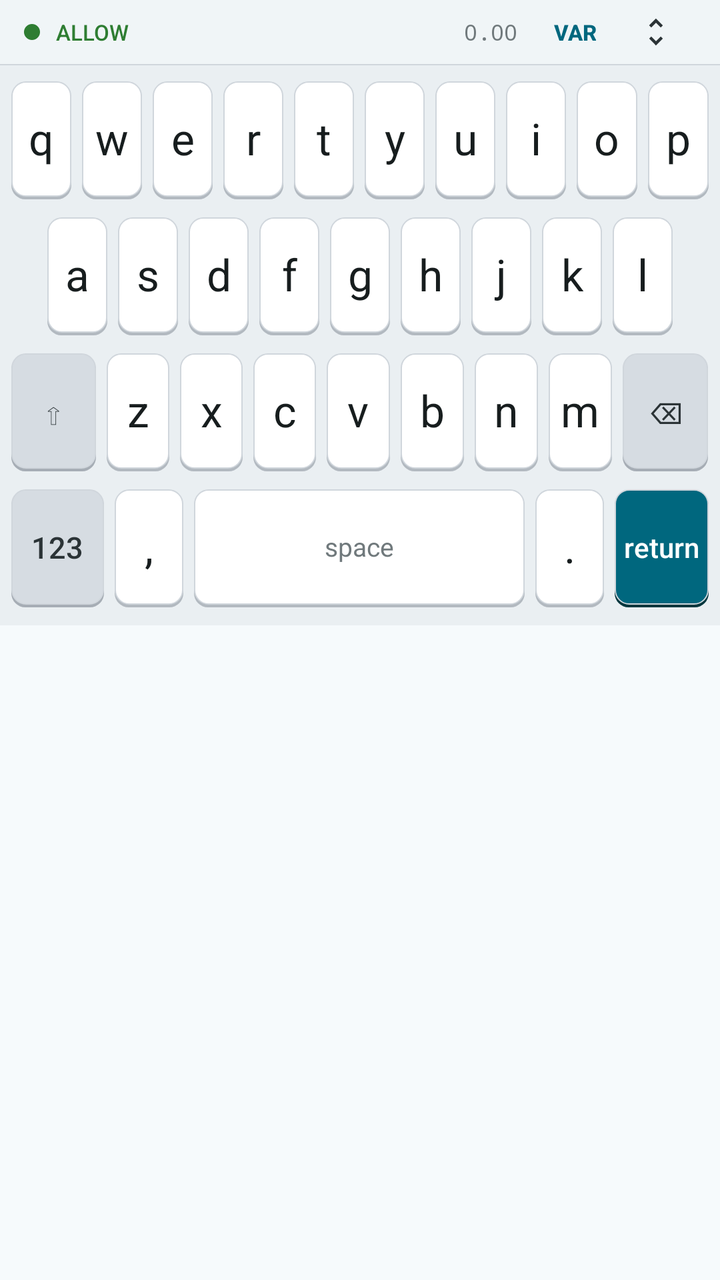
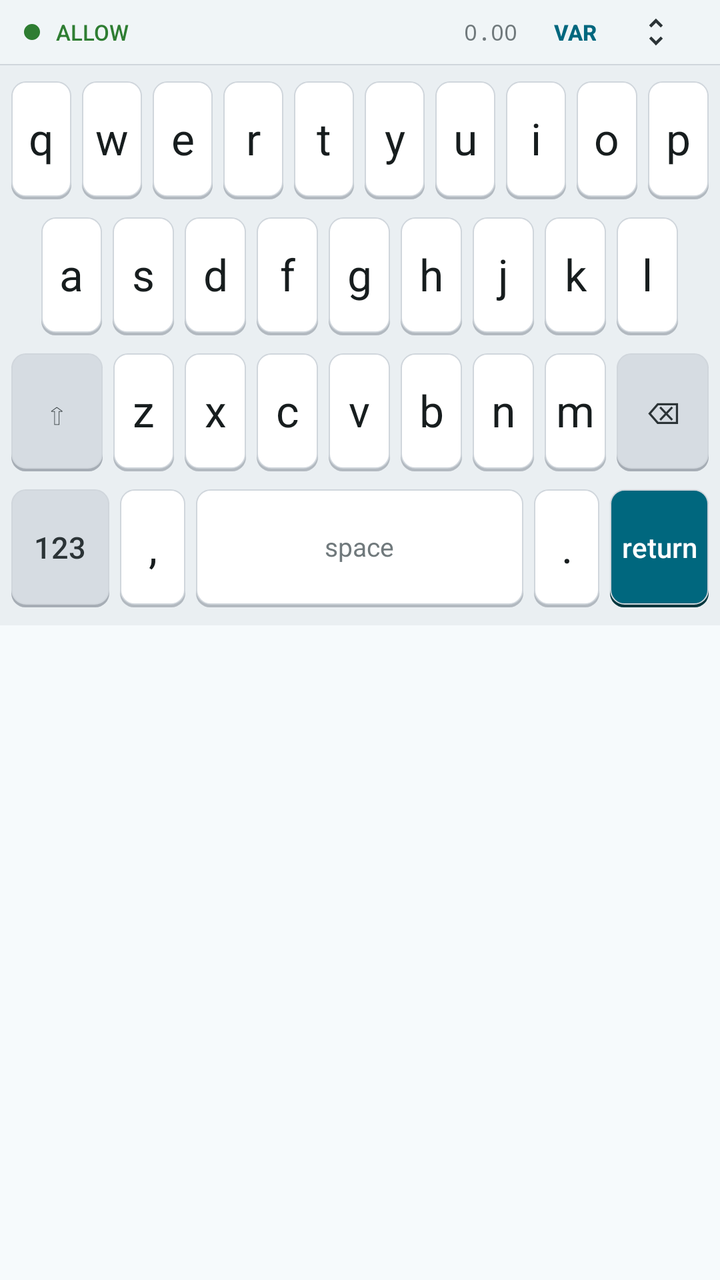

Before-and-after screenshots of an Android layout around one commit, followed by the original layout XML and the change that was made.
<!-- AndroidManifest.xml: application theme Theme.Thesis -->
<!-- res/layout/keyboard_layout.xml -->
<?xml version="1.0" encoding="utf-8"?>
<FrameLayout xmlns:android="http://schemas.android.com/apk/res/android"
    xmlns:app="http://schemas.android.com/apk/res-auto"
    android:id="@+id/keyboard_root_frame"
    android:layout_width="match_parent"
    android:layout_height="wrap_content"
    android:clipChildren="false"
    android:clipToPadding="false">

    <LinearLayout
        android:id="@+id/keyboard_main_content"
        android:layout_width="match_parent"
        android:layout_height="wrap_content"
        android:orientation="vertical"
        android:background="@color/keyboard_bg">

        
        <LinearLayout
            android:id="@+id/status_bar"
            android:layout_width="match_parent"
            android:layout_height="32dp"
            android:orientation="horizontal"
            android:gravity="center_vertical"
            android:paddingHorizontal="12dp"
            android:background="@color/keyboard_bar_bg">

            <View
                android:id="@+id/status_indicator"
                android:layout_width="8dp"
                android:layout_height="8dp"
                android:background="@drawable/status_dot"
                android:layout_marginEnd="8dp" />

            <TextView
                android:id="@+id/status_text"
                android:layout_width="0dp"
                android:layout_height="wrap_content"
                android:layout_weight="1"
                android:text="ALLOW"
                android:textColor="@color/risk_allow"
                android:textSize="11sp"
                android:fontFamily="sans-serif-medium" />

            <TextView
                android:id="@+id/score_text"
                android:layout_width="wrap_content"
                android:layout_height="wrap_content"
                android:text="0.00"
                android:textColor="@color/key_text_hint"
                android:textSize="11sp"
                android:fontFamily="monospace" />

            <TextView
                android:id="@+id/enrollment_text"
                android:layout_width="wrap_content"
                android:layout_height="wrap_content"
                android:text=""
                android:textColor="@color/lavender_blue"
                android:textSize="11sp"
                android:fontFamily="sans-serif-medium"
                android:layout_marginStart="8dp" />

            
            <TextView
                android:id="@+id/btn_mode_toggle"
                android:layout_width="wrap_content"
                android:layout_height="match_parent"
                android:gravity="center"
                android:paddingHorizontal="10dp"
                android:text="VAR"
                android:textSize="11sp"
                android:textStyle="bold"
                android:textColor="@color/lavender_blue"
                android:fontFamily="sans-serif-medium"
                android:background="?android:attr/selectableItemBackgroundBorderless"
                android:contentDescription="Toggle Long-Press Mode (Variants or Rapid-Fire)" />

            
            <ImageView
                android:id="@+id/btn_resize_toggle"
                android:layout_width="40dp"
                android:layout_height="match_parent"
                android:padding="7dp"
                android:src="@drawable/ic_resize"
                android:contentDescription="Resize keyboard"
                android:background="?android:attr/selectableItemBackgroundBorderless"
                app:tint="@color/key_text_special" />
        </LinearLayout>

        
        <View
            android:layout_width="match_parent"
            android:layout_height="0.5dp"
            android:background="@color/key_border" />

        
        <LinearLayout
            android:id="@+id/resize_panel"
            android:layout_width="match_parent"
            android:layout_height="wrap_content"
            android:orientation="vertical"
            android:visibility="gone"
            android:background="@color/keyboard_bar_bg"
            android:paddingTop="5dp"
            android:paddingBottom="7dp"
            android:paddingHorizontal="10dp">

            
            <LinearLayout
                android:id="@+id/resize_drag_handle_area"
                android:layout_width="match_parent"
                android:layout_height="32dp"
                android:gravity="center"
                android:orientation="vertical"
                android:background="@drawable/resize_handle_bg">

                <View
                    android:layout_width="48dp"
                    android:layout_height="4dp"
                    android:background="@drawable/drag_handle_pill"
                    android:layout_marginBottom="2dp" />

                <TextView
                    android:id="@+id/tv_resize_height_label"
                    android:layout_width="wrap_content"
                    android:layout_height="wrap_content"
                    android:text="↕ Drag to resize: 280 dp"
                    android:textColor="@color/key_text_special"
                    android:textSize="11sp"
                    android:fontFamily="sans-serif-medium" />
            </LinearLayout>

            
            <LinearLayout
                android:layout_width="match_parent"
                android:layout_height="34dp"
                android:orientation="horizontal"
                android:gravity="center_vertical"
                android:layout_marginTop="6dp">

                <TextView
                    android:id="@+id/btn_size_compact"
                    style="@style/ResizePresetButton"
                    android:text="210" />

                <TextView
                    android:id="@+id/btn_size_short"
                    style="@style/ResizePresetButton"
                    android:text="245" />

                <TextView
                    android:id="@+id/btn_size_normal"
                    style="@style/ResizePresetButton"
                    android:text="280" />

                <TextView
                    android:id="@+id/btn_size_tall"
                    style="@style/ResizePresetButton"
                    android:text="320" />

                <TextView
                    android:id="@+id/btn_size_xtall"
                    style="@style/ResizePresetButton"
                    android:text="360" />

                <View
                    android:layout_width="0dp"
                    android:layout_height="1dp"
                    android:layout_weight="1" />

                <TextView
                    android:id="@+id/btn_resize_reset"
                    android:layout_width="wrap_content"
                    android:layout_height="match_parent"
                    android:gravity="center"
                    android:paddingHorizontal="10dp"
                    android:text="Reset"
                    android:textColor="@color/key_text_special"
                    android:textSize="12sp"
                    android:background="@drawable/resize_chip_bg"
                    android:layout_marginEnd="6dp" />

                <TextView
                    android:id="@+id/btn_resize_done"
                    android:layout_width="wrap_content"
                    android:layout_height="match_parent"
                    android:gravity="center"
                    android:paddingHorizontal="12dp"
                    android:text="Done ✓"
                    android:textColor="@color/key_accent_text"
                    android:textSize="12sp"
                    android:textStyle="bold"
                    android:background="@drawable/resize_chip_done_bg" />
            </LinearLayout>
        </LinearLayout>

        
        <LinearLayout
            android:id="@+id/keyboard_rows_container"
            android:layout_width="match_parent"
            android:layout_height="280dp"
            android:orientation="vertical"
            android:paddingHorizontal="3dp"
            android:paddingBottom="6dp"
            android:paddingTop="5dp">

            
            <LinearLayout
                android:layout_width="match_parent"
                android:layout_height="0dp"
                android:layout_weight="1"
                android:orientation="horizontal"
                android:layout_marginBottom="3dp">

                <TextView android:id="@+id/key_q" style="@style/KeyStyle.Normal" android:text="q"/>
                <TextView android:id="@+id/key_w" style="@style/KeyStyle.Normal" android:text="w"/>
                <TextView android:id="@+id/key_e" style="@style/KeyStyle.Normal" android:text="e"/>
                <TextView android:id="@+id/key_r" style="@style/KeyStyle.Normal" android:text="r"/>
                <TextView android:id="@+id/key_t" style="@style/KeyStyle.Normal" android:text="t"/>
                <TextView android:id="@+id/key_y" style="@style/KeyStyle.Normal" android:text="y"/>
                <TextView android:id="@+id/key_u" style="@style/KeyStyle.Normal" android:text="u"/>
                <TextView android:id="@+id/key_i" style="@style/KeyStyle.Normal" android:text="i"/>
                <TextView android:id="@+id/key_o" style="@style/KeyStyle.Normal" android:text="o"/>
                <TextView android:id="@+id/key_p" style="@style/KeyStyle.Normal" android:text="p"/>
            </LinearLayout>

            
            <LinearLayout
                android:layout_width="match_parent"
                android:layout_height="0dp"
                android:layout_weight="1"
                android:orientation="horizontal"
                android:paddingHorizontal="18dp"
                android:layout_marginBottom="3dp">

                <TextView android:id="@+id/key_a" style="@style/KeyStyle.Normal" android:text="a"/>
                <TextView android:id="@+id/key_s" style="@style/KeyStyle.Normal" android:text="s"/>
                <TextView android:id="@+id/key_d" style="@style/KeyStyle.Normal" android:text="d"/>
                <TextView android:id="@+id/key_f" style="@style/KeyStyle.Normal" android:text="f"/>
                <TextView android:id="@+id/key_g" style="@style/KeyStyle.Normal" android:text="g"/>
                <TextView android:id="@+id/key_h" style="@style/KeyStyle.Normal" android:text="h"/>
                <TextView android:id="@+id/key_j" style="@style/KeyStyle.Normal" android:text="j"/>
                <TextView android:id="@+id/key_k" style="@style/KeyStyle.Normal" android:text="k"/>
                <TextView android:id="@+id/key_l" style="@style/KeyStyle.Normal" android:text="l"/>
            </LinearLayout>

            
            <LinearLayout
                android:layout_width="match_parent"
                android:layout_height="0dp"
                android:layout_weight="1"
                android:orientation="horizontal"
                android:layout_marginBottom="3dp">

                <TextView android:id="@+id/key_shift" style="@style/KeyStyle.Special" android:layout_weight="1.35" android:text="⇧"/>
                <TextView android:id="@+id/key_z" style="@style/KeyStyle.Normal" android:text="z"/>
                <TextView android:id="@+id/key_x" style="@style/KeyStyle.Normal" android:text="x"/>
                <TextView android:id="@+id/key_c" style="@style/KeyStyle.Normal" android:text="c"/>
                <TextView android:id="@+id/key_v" style="@style/KeyStyle.Normal" android:text="v"/>
                <TextView android:id="@+id/key_b" style="@style/KeyStyle.Normal" android:text="b"/>
                <TextView android:id="@+id/key_n" style="@style/KeyStyle.Normal" android:text="n"/>
                <TextView android:id="@+id/key_m" style="@style/KeyStyle.Normal" android:text="m"/>
                <TextView android:id="@+id/key_delete" style="@style/KeyStyle.Special" android:layout_weight="1.35" android:text="⌫"/>
            </LinearLayout>

            
            <LinearLayout
                android:layout_width="match_parent"
                android:layout_height="0dp"
                android:layout_weight="1"
                android:orientation="horizontal">

                <TextView android:id="@+id/key_symbols" style="@style/KeyStyle.Special" android:layout_weight="1.35" android:text="123"/>
                <TextView android:id="@+id/key_comma" style="@style/KeyStyle.Normal" android:layout_weight="1" android:text=","/>
                <TextView android:id="@+id/key_space" style="@style/KeyStyle.Space" android:layout_weight="4.8" android:text="space"/>
                <TextView android:id="@+id/key_period" style="@style/KeyStyle.Normal" android:layout_weight="1" android:text="."/>
                <TextView android:id="@+id/key_enter" style="@style/KeyStyle.Accent" android:layout_weight="1.35" android:text="return"/>
            </LinearLayout>
        </LinearLayout>
    </LinearLayout>

    
    <FrameLayout
        android:id="@+id/keyboard_overlay_container"
        android:layout_width="match_parent"
        android:layout_height="match_parent"
        android:clipChildren="false"
        android:clipToPadding="false"
        android:visibility="gone">

        <LinearLayout
            android:id="@+id/variants_popup_card"
            android:layout_width="wrap_content"
            android:layout_height="wrap_content"
            android:orientation="horizontal"
            android:background="@drawable/popup_variants_background"
            android:elevation="14dp"
            android:padding="3dp" />
    </FrameLayout>
</FrameLayout>
<!-- resources referenced by this layout -->
<resources>
  <color name="key_accent_text">#FFFFFF</color>
  <color name="key_border">#D0D6DC</color>
  <color name="key_text_hint">#70797C</color>
  <color name="key_text_special">#2B3336</color>
  <color name="keyboard_bar_bg">#F0F5F7</color>
  <color name="keyboard_bg">#EAEFF2</color>
  <color name="lavender_blue">#00677E</color>
  <color name="risk_allow">#2E7D32</color>
  <!-- drawable drag_handle_pill (drawable) -->
  <?xml version="1.0" encoding="utf-8"?>
  <shape xmlns:android="http://schemas.android.com/apk/res/android"
      android:shape="rectangle">
      <corners android:radius="3dp" />
      <solid android:color="@color/lavender_blue" />
  </shape>
  <!-- drawable resize_chip_done_bg (drawable) -->
  <?xml version="1.0" encoding="utf-8"?>
  <shape xmlns:android="http://schemas.android.com/apk/res/android"
      android:shape="rectangle">
      <corners android:radius="16dp" />
      <solid android:color="@color/lavender_blue" />
  </shape>
  <!-- drawable status_dot (drawable) -->
  <?xml version="1.0" encoding="utf-8"?>
  <shape xmlns:android="http://schemas.android.com/apk/res/android"
      android:shape="oval">
      <solid android:color="@color/risk_allow" />
      <size android:width="8dp" android:height="8dp" />
  </shape>
  <style name="KeyStyle.Normal" parent="KeyStyle">
          <item name="android:background">@drawable/key_background</item>
          <item name="android:textAllCaps">false</item>
      </style>
  <style name="KeyStyle.Space" parent="KeyStyle">
          <item name="android:background">@drawable/key_background_space</item>
          <item name="android:textSize">13sp</item>
          <item name="android:textColor">@color/key_text_hint</item>
          <item name="android:fontFamily">sans-serif</item>
      </style>
  <color name="key_shadow">#B2B9C0</color>
  <color name="key_bg_normal">#FFFFFF</color>
  <color name="lavender_blue_light">#E0F4FB</color>
  <color name="key_text">#171D1E</color>
  <color name="md_theme_primary">#00677E</color>
  <color name="md_theme_onPrimary">#FFFFFF</color>
  <color name="md_theme_primaryContainer">#B3EBFF</color>
  <color name="md_theme_onPrimaryContainer">#001F28</color>
  <color name="md_theme_secondary">#4A626A</color>
  <color name="md_theme_onSecondary">#FFFFFF</color>
  <color name="md_theme_secondaryContainer">#CCE8F1</color>
  <color name="md_theme_onSecondaryContainer">#051F25</color>
  <color name="md_theme_tertiary">#6D5E0F</color>
  <color name="md_theme_onTertiary">#FFFFFF</color>
  <color name="md_theme_tertiaryContainer">#F7E287</color>
  <color name="md_theme_onTertiaryContainer">#211B00</color>
  <color name="md_theme_error">#BA1A1A</color>
  <color name="md_theme_onError">#FFFFFF</color>
  <color name="md_theme_errorContainer">#FFDAD6</color>
  <color name="md_theme_onErrorContainer">#410002</color>
  <color name="md_theme_background">#F6FAFC</color>
  <color name="md_theme_onBackground">#171D1E</color>
  <color name="md_theme_surface">#FFFFFF</color>
  <color name="md_theme_onSurface">#171D1E</color>
  <color name="md_theme_surfaceVariant">#DBE4E7</color>
  <color name="md_theme_onSurfaceVariant">#3F484B</color>
  <color name="md_theme_outline">#70797C</color>
  <color name="md_theme_outlineVariant">#BFC8CB</color>
  <color name="surface_container_low">#F0F5F7</color>
  <color name="surface_container">#EAEFF2</color>
  <color name="surface_container_high">#E4E9EC</color>
  <color name="surface_container_highest">#DEE4E7</color>
  <color name="key_ripple">#2600677E</color>
  <color name="key_accent_pressed">#004F58</color>
  <color name="lavender_blue_shadow">#00363D</color>
  <color name="key_accent_bg">#00677E</color>
  <color name="key_bg_pressed">#E1E6EB</color>
  <color name="key_bg_space">#FFFFFF</color>
  <color name="key_bg_special_pressed">#FFFFFF</color>
  <color name="key_shadow_special">#A6ADB5</color>
  <color name="key_bg_special">#D6DCE2</color>
  <!-- unchanged entries left out for length: 13 -->
</resources>

<!-- the commit's change to res/layout/keyboard_layout.xml (unified diff, before → after) -->
@@ -230,8 +230,12 @@
                 android:layout_height="0dp"
                 android:layout_weight="1"
                 android:orientation="horizontal"
-                android:paddingHorizontal="18dp"
                 android:layout_marginBottom="3dp">
+
+                <Space
+                    android:layout_width="0dp"
+                    android:layout_height="match_parent"
+                    android:layout_weight="0.5" />
 
                 <TextView android:id="@+id/key_a" style="@style/KeyStyle.Normal" android:text="a"/>
                 <TextView android:id="@+id/key_s" style="@style/KeyStyle.Normal" android:text="s"/>
@@ -242,6 +246,11 @@
                 <TextView android:id="@+id/key_j" style="@style/KeyStyle.Normal" android:text="j"/>
                 <TextView android:id="@+id/key_k" style="@style/KeyStyle.Normal" android:text="k"/>
                 <TextView android:id="@+id/key_l" style="@style/KeyStyle.Normal" android:text="l"/>
+
+                <Space
+                    android:layout_width="0dp"
+                    android:layout_height="match_parent"
+                    android:layout_weight="0.5" />
             </LinearLayout>
 
             
@@ -252,7 +261,7 @@
                 android:orientation="horizontal"
                 android:layout_marginBottom="3dp">
 
-                <TextView android:id="@+id/key_shift" style="@style/KeyStyle.Special" android:layout_weight="1.35" android:text="⇧"/>
+                <TextView android:id="@+id/key_shift" style="@style/KeyStyle.Special" android:layout_weight="1.5" android:text="⇧"/>
                 <TextView android:id="@+id/key_z" style="@style/KeyStyle.Normal" android:text="z"/>
                 <TextView android:id="@+id/key_x" style="@style/KeyStyle.Normal" android:text="x"/>
                 <TextView android:id="@+id/key_c" style="@style/KeyStyle.Normal" android:text="c"/>
@@ -260,7 +269,7 @@
                 <TextView android:id="@+id/key_b" style="@style/KeyStyle.Normal" android:text="b"/>
                 <TextView android:id="@+id/key_n" style="@style/KeyStyle.Normal" android:text="n"/>
                 <TextView android:id="@+id/key_m" style="@style/KeyStyle.Normal" android:text="m"/>
-                <TextView android:id="@+id/key_delete" style="@style/KeyStyle.Special" android:layout_weight="1.35" android:text="⌫"/>
+                <TextView android:id="@+id/key_delete" style="@style/KeyStyle.Special" android:layout_weight="1.5" android:text="⌫"/>
             </LinearLayout>
 
             
@@ -270,11 +279,11 @@
                 android:layout_weight="1"
                 android:orientation="horizontal">
 
-                <TextView android:id="@+id/key_symbols" style="@style/KeyStyle.Special" android:layout_weight="1.35" android:text="123"/>
+                <TextView android:id="@+id/key_symbols" style="@style/KeyStyle.Special" android:layout_weight="1.5" android:text="123"/>
                 <TextView android:id="@+id/key_comma" style="@style/KeyStyle.Normal" android:layout_weight="1" android:text=","/>
-                <TextView android:id="@+id/key_space" style="@style/KeyStyle.Space" android:layout_weight="4.8" android:text="space"/>
+                <TextView android:id="@+id/key_space" style="@style/KeyStyle.Space" android:layout_weight="5" android:text="space"/>
                 <TextView android:id="@+id/key_period" style="@style/KeyStyle.Normal" android:layout_weight="1" android:text="."/>
-                <TextView android:id="@+id/key_enter" style="@style/KeyStyle.Accent" android:layout_weight="1.35" android:text="return"/>
+                <TextView android:id="@+id/key_enter" style="@style/KeyStyle.Accent" android:layout_weight="1.5" android:text="return"/>
             </LinearLayout>
         </LinearLayout>
     </LinearLayout>
